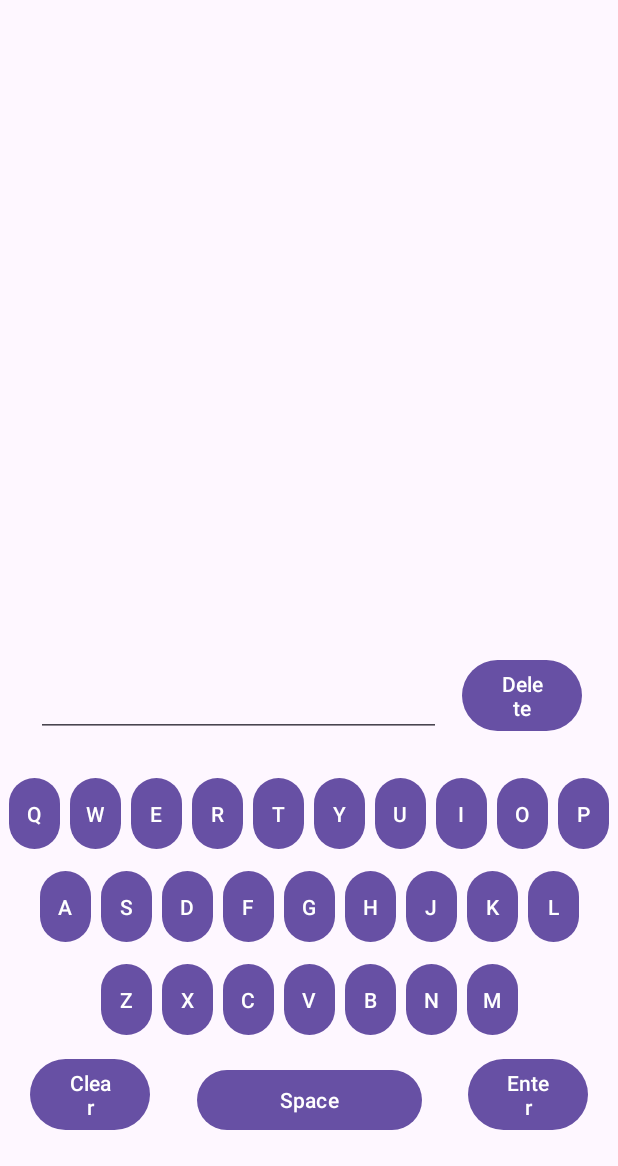
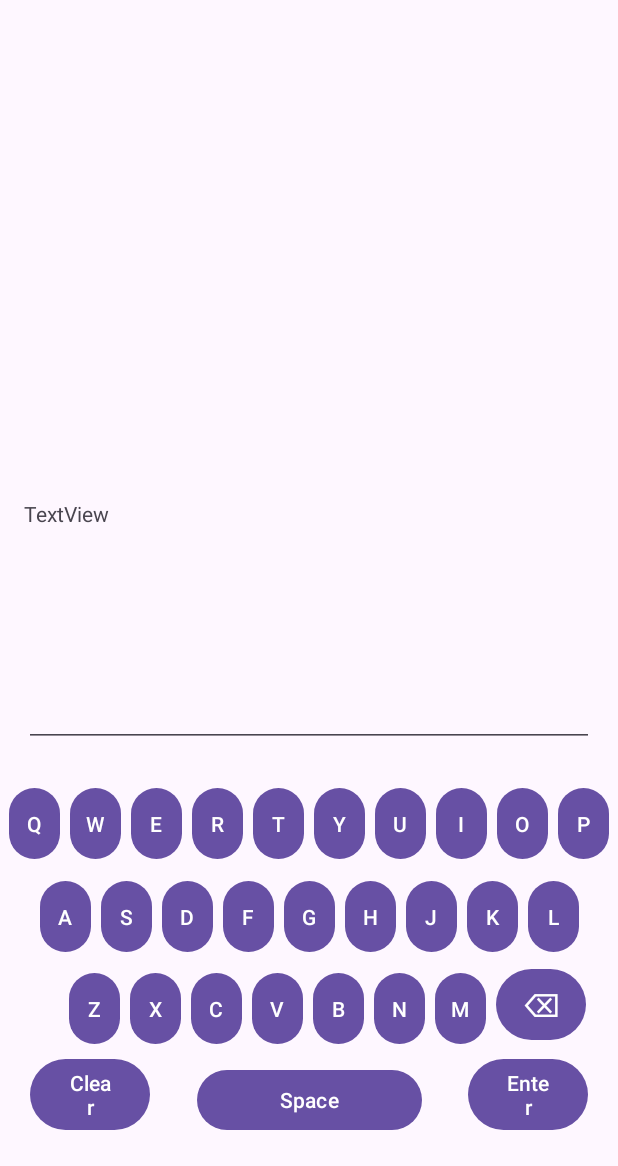
Before and after one commit to Axiomatic314/Cuisinele, an Android app: the screen it shows after launch (MainActivity), on a phone screen of 412 x 824 dp, the part 70-1236 px from its top. Run offline under Robolectric (Android 15) with nearby library versions, the phone set to English and light mode, and no system bars; our stand-ins replace navigation-ui.

Commit message:
Move backspace to end of bottom keyboard row

```diff
--- a/Cuisinele/app/src/main/res/layout/cuisinele.xml
+++ b/Cuisinele/app/src/main/res/layout/cuisinele.xml
@@ -7,7 +7,7 @@
         android:layout_height="match_parent"
         tools:context=".Cuisinele" tools:ignore="SpeakableTextPresentCheck" android:id="@+id/nestedScrollView">
     <EditText
-            android:layout_width="270dp"
+            android:layout_width="380dp"
             android:layout_height="50dp"
             android:inputType="text"
             android:clickable="false"
@@ -17,18 +17,17 @@
             android:text=""
             android:ems="10"
             android:id="@+id/countryTextField"
-            app:layout_constraintStart_toStartOf="parent"
-            app:layout_constraintHorizontal_bias="0.5"
-            app:layout_constraintEnd_toStartOf="@+id/keyboardBackspace"
-            android:layout_marginEnd="5dp" android:layout_marginStart="20dp"
-            app:layout_constraintBottom_toTopOf="@+id/keyboardTop" android:layout_marginBottom="20dp"/>
+            app:layout_constraintBottom_toTopOf="@+id/keyboardTop" android:layout_marginBottom="20dp"
+            app:layout_constraintStart_toStartOf="parent" app:layout_constraintHorizontal_bias="0.5"
+            app:layout_constraintEnd_toEndOf="parent"/>
     <ImageView
-            android:layout_width="350dp"
-            android:layout_height="350dp" tools:src="@tools:sample/backgrounds/scenic"
+            android:layout_width="wrap_content"
+            android:layout_height="250dp" tools:src="@tools:sample/backgrounds/scenic"
             android:id="@+id/cuisineleImage"
             app:layout_constraintStart_toStartOf="parent" app:layout_constraintHorizontal_bias="0.5"
             app:layout_constraintEnd_toEndOf="parent"
-            app:layout_constraintBottom_toTopOf="@+id/countryTextField" android:layout_marginBottom="25dp"/>
+            app:layout_constraintTop_toTopOf="parent" android:layout_marginTop="25dp"
+            android:layout_marginStart="10dp" android:layout_marginEnd="10dp"/>
     <Button
             android:text="Enter"
             android:layout_width="80dp"
@@ -42,14 +41,6 @@
             android:layout_height="wrap_content" android:id="@+id/keyboardClear"
             app:layout_constraintStart_toStartOf="parent" android:layout_marginStart="20dp"
             app:layout_constraintBottom_toBottomOf="parent" android:layout_marginBottom="20dp"/>
-    <Button
-            android:text="Delete"
-            android:layout_width="80dp"
-            android:layout_height="wrap_content" android:id="@+id/keyboardBackspace"
-            android:layout_marginEnd="20dp"
-            app:layout_constraintEnd_toEndOf="parent" android:layout_marginStart="5dp"
-            app:layout_constraintStart_toEndOf="@+id/countryTextField"
-            app:layout_constraintBottom_toTopOf="@+id/keyboardTop" android:layout_marginBottom="20dp"/>
     <Button
             android:text="Space"
             android:layout_width="150dp"
@@ -173,43 +164,63 @@
             android:orientation="horizontal"
             android:layout_width="wrap_content"
             android:layout_height="wrap_content"
-            app:layout_constraintStart_toStartOf="parent" app:layout_constraintHorizontal_bias="0.5"
+            app:layout_constraintStart_toStartOf="parent" app:layout_constraintHorizontal_bias="0.706"
             app:layout_constraintEnd_toEndOf="parent" app:layout_constraintBottom_toBottomOf="parent"
             android:layout_marginBottom="80dp" android:id="@+id/keyboardBottom">
         <Button
                 android:text="Z"
                 android:layout_width="34dp"
                 android:layout_height="55dp"
-                android:id="@+id/keyboardZ" android:padding="0sp" android:layout_margin="3dp"/>
+                android:id="@+id/keyboardZ" android:padding="0sp" android:layout_marginLeft="3dp"
+                android:layout_marginRight="3dp"/>
         <Button
                 android:text="X"
                 android:layout_width="34dp"
                 android:layout_height="55dp"
-                android:id="@+id/keyboardX" android:padding="0sp" android:layout_margin="3dp"/>
+                android:id="@+id/keyboardX" android:padding="0sp" android:layout_marginLeft="3dp"
+                android:layout_marginRight="3dp"/>
         <Button
                 android:text="C"
                 android:layout_width="34dp"
                 android:layout_height="55dp"
-                android:id="@+id/keyboardC" android:padding="0sp" android:layout_margin="3dp"/>
+                android:id="@+id/keyboardC" android:padding="0sp" android:layout_marginLeft="3dp"
+                android:layout_marginRight="3dp"/>
         <Button
                 android:text="V"
                 android:layout_width="34dp"
                 android:layout_height="55dp"
-                android:id="@+id/keyboardV" android:padding="0sp" android:layout_margin="3dp"/>
+                android:id="@+id/keyboardV" android:padding="0sp" android:layout_marginLeft="3dp"
+                android:layout_marginRight="3dp"/>
         <Button
                 android:text="B"
                 android:layout_width="34dp"
                 android:layout_height="55dp"
-                android:id="@+id/keyboardB" android:padding="0sp" android:layout_margin="3dp"/>
+                android:id="@+id/keyboardB" android:padding="0sp" android:layout_marginLeft="3dp"
+                android:layout_marginRight="3dp"/>
         <Button
                 android:text="N"
                 android:layout_width="34dp"
                 android:layout_height="55dp"
-                android:id="@+id/keyboardN" android:padding="0sp" android:layout_margin="3dp"/>
+                android:id="@+id/keyboardN" android:padding="0sp" android:layout_marginLeft="3dp"
+                android:layout_marginRight="3dp"/>
         <Button
                 android:text="M"
                 android:layout_width="34dp"
                 android:layout_height="55dp"
-                android:id="@+id/keyboardM" android:padding="0sp" android:layout_margin="3dp"/>
+                android:id="@+id/keyboardM" android:padding="0sp" android:layout_marginLeft="3dp"
+                android:layout_marginRight="3dp"/>
+        <Button
+                android:layout_width="60dp"
+                android:layout_height="55dp" android:id="@+id/keyboardBackspace"
+                android:text="⌫" android:padding="0dp" android:textSize="22sp"
+                app:iconPadding="0dp" android:paddingBottom="0dp" android:layout_marginLeft="3dp"
+                android:layout_marginRight="3dp"/>
     </LinearLayout>
+    <TextView
+            android:text="TextView"
+            android:layout_width="380dp"
+            android:layout_height="75dp" android:id="@+id/textView"
+            app:layout_constraintStart_toStartOf="parent" app:layout_constraintHorizontal_bias="0.5"
+            app:layout_constraintEnd_toEndOf="parent" app:layout_constraintTop_toBottomOf="@+id/cuisineleImage"
+            android:layout_marginTop="40dp"/>
 </androidx.constraintlayout.widget.ConstraintLayout>
```
Also changed, not shown: Cuisinele/app/src/main/java/com/example/cuisinele/Cuisinele.kt (+32 -28 lines).
